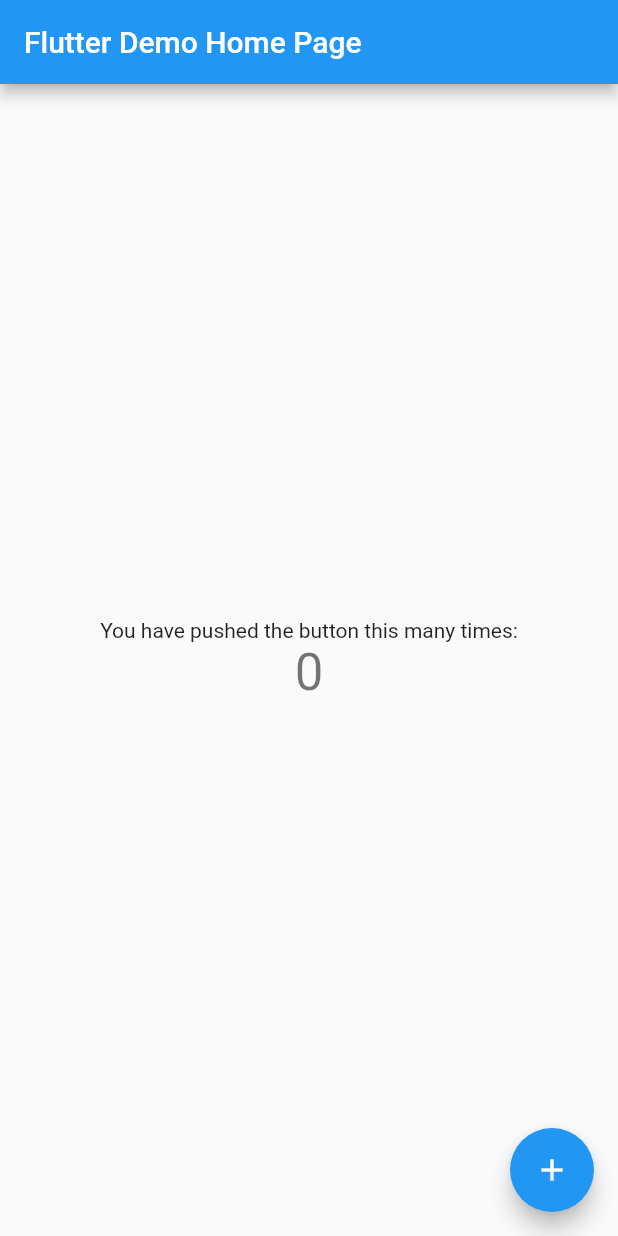
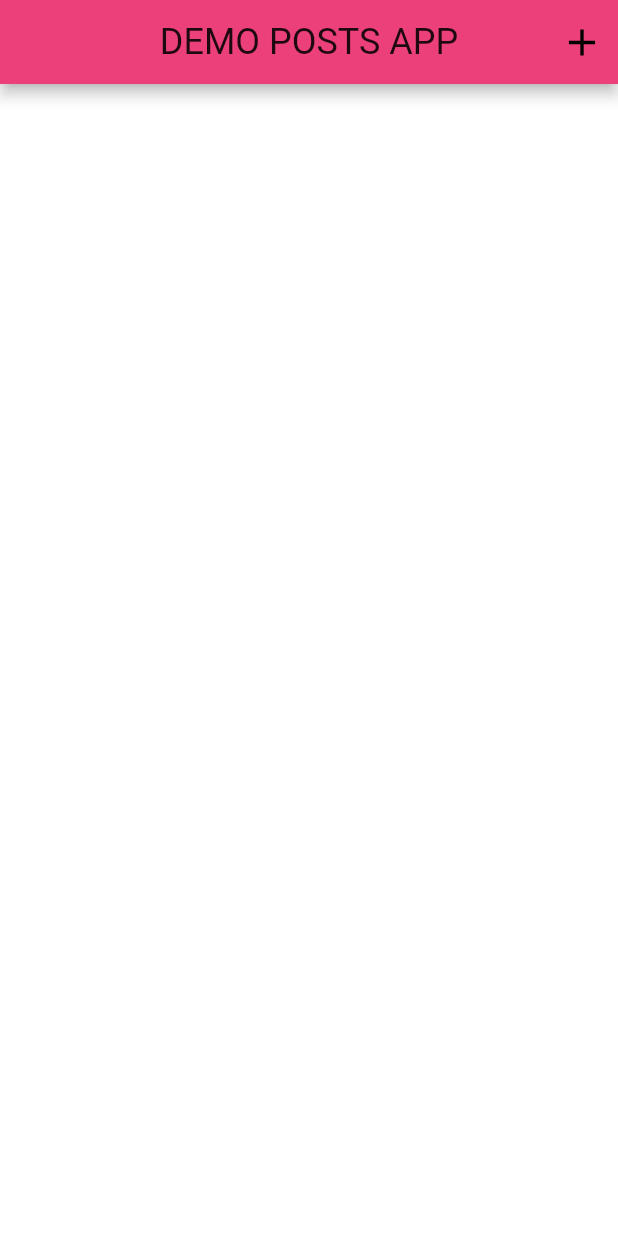
Before and after one commit to OtmaniCodes/demo-posts-app, a Flutter app: the screen it shows after launch, on a phone screen of 412 x 824 dp. Run offline on Flutter 3.47's test engine with Material 2 defaults, Android fonts, the phone set to English and light mode, and no system bars; our stand-ins replace cloud_firestore, firebase_core; accounts and stored records are empty.

Commit message:
created the UI for the demo app

```diff
--- a/lib/main.dart
+++ b/lib/main.dart
@@ -1,113 +1,36 @@
+import 'package:firebase_core/firebase_core.dart';
 import 'package:flutter/material.dart';
+import './src/app.dart';
 
-void main() {
+void main() async {
+  WidgetsFlutterBinding.ensureInitialized();
+  await Firebase.initializeApp();
   runApp(MyApp());
 }
 
 class MyApp extends StatelessWidget {
-  // This widget is the root of your application.
   @override
   Widget build(BuildContext context) {
     return MaterialApp(
-      title: 'Flutter Demo',
       theme: ThemeData(
-        // This is the theme of your application.
-        //
-        // Try running your application with "flutter run". You'll see the
-        // application has a blue toolbar. Then, without quitting the app, try
-        // changing the primarySwatch below to Colors.green and then invoke
-        // "hot reload" (press "r" in the console where you ran "flutter run",
-        // or simply save your changes to "hot reload" in a Flutter IDE).
-        // Notice that the counter didn't reset back to zero; the application
-        // is not restarted.
-        primarySwatch: Colors.blue,
+        canvasColor: Colors.white,
+        primaryColor: Colors.pink[400],
+        backgroundColor: Colors.red[300],
+        accentColor: Colors.orange[200],
+        textTheme: TextTheme(
+          headline4: TextStyle(
+            color: Colors.black,
+            fontWeight: FontWeight.w600,
+          ),
+        ),
+        inputDecorationTheme: InputDecorationTheme(
+          fillColor: Colors.pink[50],
+          border: InputBorder.none
+        ),
       ),
-      home: MyHomePage(title: 'Flutter Demo Home Page'),
+      debugShowCheckedModeBanner: false,
+      title: "Demo Posts App",
+      home: Home(),
     );
   }
 }
-
-class MyHomePage extends StatefulWidget {
-  MyHomePage({Key? key, required this.title}) : super(key: key);
-
-  // This widget is the home page of your application. It is stateful, meaning
-  // that it has a State object (defined below) that contains fields that affect
-  // how it looks.
-
-  // This class is the configuration for the state. It holds the values (in this
-  // case the title) provided by the parent (in this case the App widget) and
-  // used by the build method of the State. Fields in a Widget subclass are
-  // always marked "final".
-
-  final String title;
-
-  @override
-  _MyHomePageState createState() => _MyHomePageState();
-}
-
-class _MyHomePageState extends State<MyHomePage> {
-  int _counter = 0;
-
-  void _incrementCounter() {
-    setState(() {
-      // This call to setState tells the Flutter framework that something has
-      // changed in this State, which causes it to rerun the build method below
-      // so that the display can reflect the updated values. If we changed
-      // _counter without calling setState(), then the build method would not be
-      // called again, and so nothing would appear to happen.
-      _counter++;
-    });
-  }
-
-  @override
-  Widget build(BuildContext context) {
-    // This method is rerun every time setState is called, for instance as done
-    // by the _incrementCounter method above.
-    //
-    // The Flutter framework has been optimized to make rerunning build methods
-    // fast, so that you can just rebuild anything that needs updating rather
-    // than having to individually change instances of widgets.
-    return Scaffold(
-      appBar: AppBar(
-        // Here we take the value from the MyHomePage object that was created by
-        // the App.build method, and use it to set our appbar title.
-        title: Text(widget.title),
-      ),
-      body: Center(
-        // Center is a layout widget. It takes a single child and positions it
-        // in the middle of the parent.
-        child: Column(
-          // Column is also a layout widget. It takes a list of children and
-          // arranges them vertically. By default, it sizes itself to fit its
-          // children horizontally, and tries to be as tall as its parent.
-          //
-          // Invoke "debug painting" (press "p" in the console, choose the
-          // "Toggle Debug Paint" action from the Flutter Inspector in Android
-          // Studio, or the "Toggle Debug Paint" command in Visual Studio Code)
-          // to see the wireframe for each widget.
-          //
-          // Column has various properties to control how it sizes itself and
-          // how it positions its children. Here we use mainAxisAlignment to
-          // center the children vertically; the main axis here is the vertical
-          // axis because Columns are vertical (the cross axis would be
-          // horizontal).
-          mainAxisAlignment: MainAxisAlignment.center,
-          children: <Widget>[
-            Text(
-              'You have pushed the button this many times:',
-            ),
-            Text(
-              '$_counter',
-              style: Theme.of(context).textTheme.headline4,
-            ),
-          ],
-        ),
-      ),
-      floatingActionButton: FloatingActionButton(
-        onPressed: _incrementCounter,
-        tooltip: 'Increment',
-        child: Icon(Icons.add),
-      ), // This trailing comma makes auto-formatting nicer for build methods.
-    );
-  }
-}
--- /dev/null
+++ b/lib/src/app.dart
@@ -0,0 +1,126 @@
+import 'package:flutter/material.dart';
+import 'package:flutter/services.dart';
+
+import 'models/post.dart';
+
+class Home extends StatefulWidget {
+  @override
+  _HomeState createState() => _HomeState();
+}
+
+class _HomeState extends State<Home> {
+  List<Post> _posts = [];
+
+  late TextEditingController _controller01;
+  late TextEditingController _controller02;
+
+  @override
+  void initState() {
+    super.initState();
+    _controller01 = TextEditingController();
+    _controller02 = TextEditingController();
+  }
+
+  @override
+  void dispose() {
+    _controller01.dispose();
+    _controller02.dispose();
+    super.dispose();
+  }
+
+  Widget postAdder(context) {
+    return Dialog(
+      backgroundColor: Theme.of(context).primaryColor,
+      child: Container(
+        height: 200,
+        padding: const EdgeInsets.all(8.0),
+        child: Column(
+          children: [
+            Container(
+              padding: const EdgeInsets.only(left: 8.0),
+              decoration: BoxDecoration(
+                  border: Border.all(color: Theme.of(context).accentColor)),
+              child: TextField(
+                controller: _controller01,
+                decoration: InputDecoration(hintText: "Your Name"),
+              ),
+            ),
+            SizedBox(height: 10.0),
+            Container(
+              padding: const EdgeInsets.only(left: 8.0),
+              decoration: BoxDecoration(
+                  border: Border.all(color: Theme.of(context).accentColor)),
+              child: TextField(
+                controller: _controller02,
+                decoration:
+                    InputDecoration(hintText: "Tell The World How You Feel"),
+              ),
+            ),
+            SizedBox(height: 15.0),
+            MaterialButton(
+              color: Theme.of(context).accentColor,
+              onPressed: () {
+                setState(
+                  () => _posts.add(
+                    Post(
+                      userName: _controller01.text,
+                      text: _controller02.text,
+                      postId: _posts.length,
+                      publishDate: DateTime.now(),
+                    ),
+                  ),
+                );
+                _controller01.text = '';
+                _controller02.text = '';
+                Navigator.pop(context);
+              },
+              child: Text(
+                "Publish",
+                style: Theme.of(context).textTheme.button,
+              ),
+            )
+          ],
+        ),
+      ),
+    );
+  }
+
+  @override
+  Widget build(BuildContext context) {
+    return Scaffold(
+      appBar: AppBar(
+        centerTitle: true,
+        title: Text(
+          "Demo Posts App".toUpperCase(),
+          style: Theme.of(context).textTheme.headline5,
+        ),
+        actions: [
+          IconButton(
+            onPressed: () {
+              showDialog(
+                context: context,
+                builder: (context) {
+                  return this.postAdder(context);
+                },
+              );
+            },
+            icon: Icon(
+              Icons.add_outlined,
+              size: 30,
+              color: Colors.black,
+            ),
+          ),
+        ],
+      ),
+      body: ListView.builder(
+        itemCount: _posts.length,
+        itemBuilder: (context, index) {
+          return ListTile(
+            title: Text(_posts[index].text),
+            subtitle: Text("From: ${_posts[index].userName}"),
+          );
+        },
+      ),
+    );
+  }
+}
--- /dev/null
+++ b/lib/src/models/post.dart
@@ -0,0 +1,30 @@
+class Post {
+  final int postId;
+  final String userName;
+  final String text;
+  final DateTime publishDate;
+  Post({
+    required this.postId,
+    required this.userName,
+    required this.text,
+    required this.publishDate,
+  });
+
+  factory Post.fromJson(Map<String, dynamic> data) {
+    return Post(
+      postId: data["postId"],
+      userName: data["userName"],
+      text: data["text"],
+      publishDate: data["publishDate"],
+    );
+  }
+
+  Map<String, dynamic> toMap() {
+    return {
+      "postId": this.postId,
+      "userName": this.userName,
+      "text": this.text,
+      "publishDate": this.publishDate,
+    };
+  }
+}
--- a/pubspec.yaml
+++ b/pubspec.yaml
@@ -28,6 +28,9 @@
   # The following adds the Cupertino Icons font to your application.
   # Use with the CupertinoIcons class for iOS style icons.
   cupertino_icons: ^1.0.2
+  firebase_core: ^1.2.0
+  cloud_firestore: ^2.2.0
+  firebase_auth: ^1.2.0
 
 dev_dependencies:
   flutter_test:
```
Also changed, not shown: lib/src/services/firestore_services.dart (added, +14 -0 lines), pubspec.lock, 5 other files.
